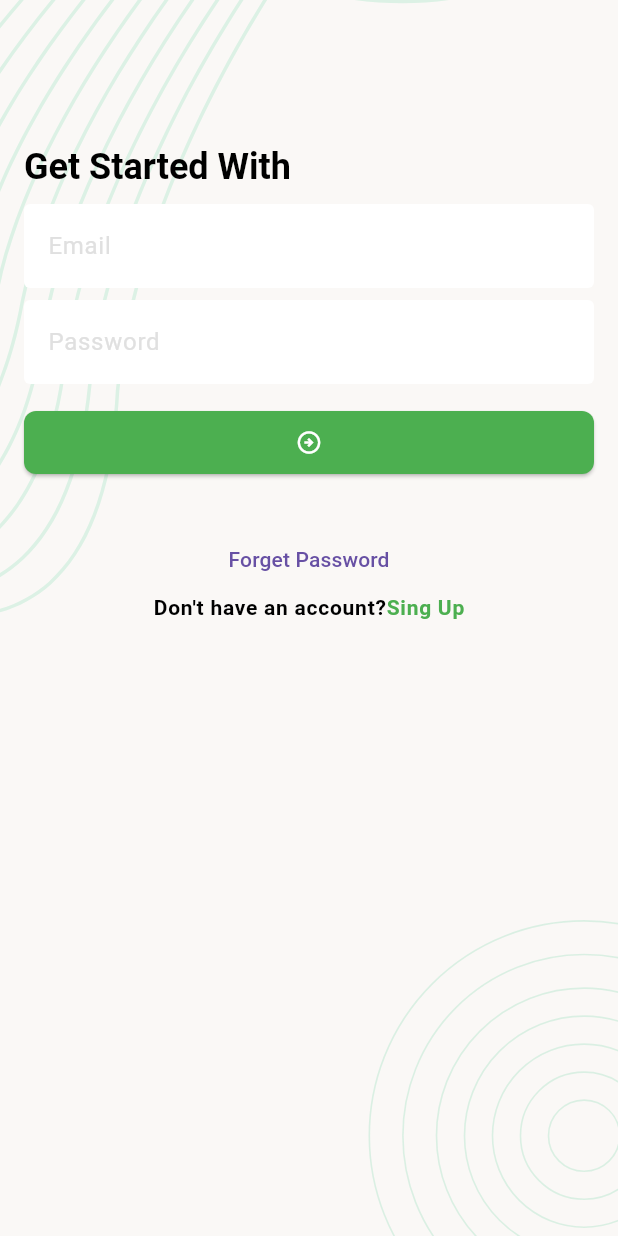
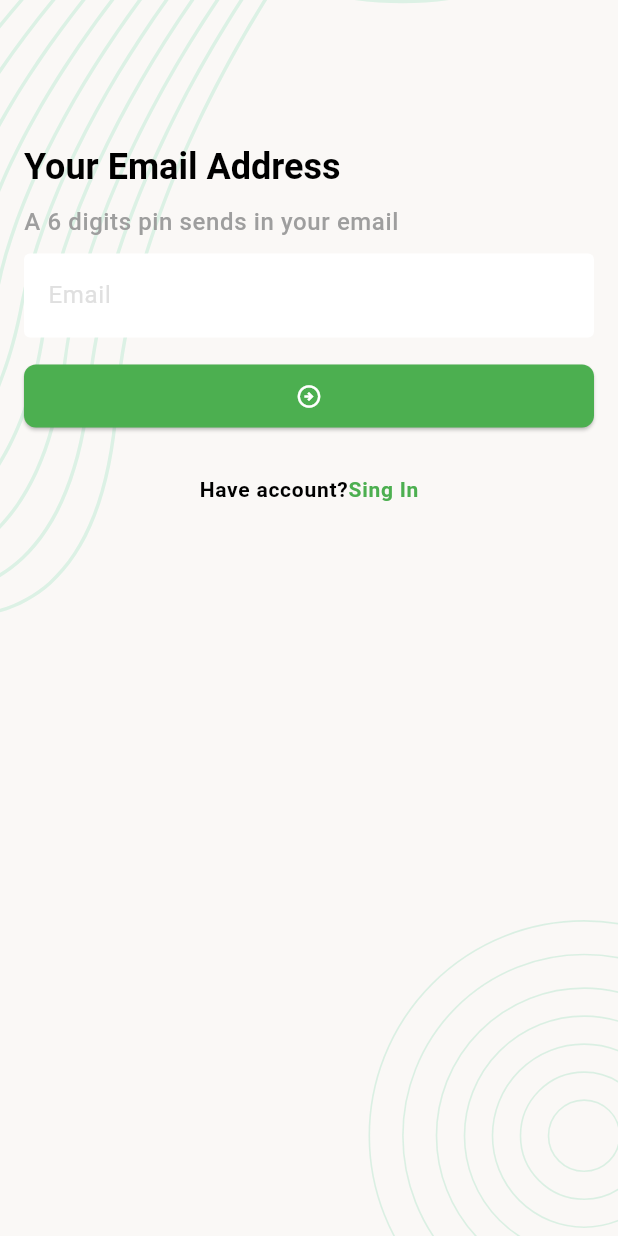
Before and after one commit to Imon13/newtaskmaneger, a Flutter app: the screen it shows after launch, after a tap on "Forget Password", on a phone screen of 412 x 824 dp. Run offline on Flutter 3.47's test engine with Material 3 defaults, Android fonts, the phone set to English and light mode, and no system bars; our stand-ins replace flutter_svg.

Commit message:
Initial desing of emailVarification done

```diff
--- a/lib/app.dart
+++ b/lib/app.dart
@@ -32,11 +32,12 @@ class TaskManeger extends StatelessWidget {
           fontWeight: FontWeight.bold,
           color: Colors.black
         ),
-        // titleMedium: TextStyle(
-        //   fontWeight: FontWeight.w400,
-        //   fontSize: 16,
-        //   color: Colors.green
-        // )
+        titleSmall: TextStyle(
+          fontWeight: FontWeight.w500,
+          fontSize: 16,
+          color: Colors.grey,
+          letterSpacing: 0.4
+        )
       ),
 
       elevatedButtonTheme: ElevatedButtonThemeData(
@@ -51,6 +52,15 @@ class TaskManeger extends StatelessWidget {
           )
 
         )
+      ),
+      textButtonTheme: TextButtonThemeData(
+        style: TextButton.styleFrom(
+          foregroundColor: Colors.grey,
+          textStyle: TextStyle(
+            fontSize: 16,
+            fontWeight: FontWeight.w400
+          )
+        )
       )
     );
   }
--- /dev/null
+++ b/lib/ui/sceens/email_varification_sceen.dart
@@ -0,0 +1,92 @@
+import 'package:flutter/gestures.dart';
+import 'package:flutter/material.dart.';
+import 'package:maneger/ui/utility/app_colors.dart';
+import 'package:maneger/ui/weidgets/background_weidgets.dart';
+
+class EmailVarificationSceen extends StatefulWidget {
+  const EmailVarificationSceen({super.key});
+
+  @override
+  State<EmailVarificationSceen> createState() => _SingInSceenState();
+}
+
+class _SingInSceenState extends State<EmailVarificationSceen> {
+  final TextEditingController _emailTEcontroller = TextEditingController();
+
+
+  @override
+  Widget build(BuildContext context) {
+    return Scaffold(
+      body: BackgroundWeidgets(child:
+      SafeArea(child: SingleChildScrollView(
+        child: Padding(
+          padding: const EdgeInsets.all(16.0),
+          child: Column(
+            crossAxisAlignment: CrossAxisAlignment.start,
+            children: [
+              const SizedBox(height: 80,),
+              Text("Your Email Address",style: Theme.of(context).textTheme.titleLarge,),
+              SizedBox(height: 10,),
+              Text("A 6 digits pin sends in your email",style: Theme.of(context).textTheme.titleSmall,),
+              SizedBox(height: 10,),
+              TextFormField(
+                controller: _emailTEcontroller,
+                keyboardType: TextInputType.emailAddress,
+                decoration: InputDecoration(
+                    hintText: 'Email'
+                ),
+
+              ),
+
+              SizedBox(height: 15,),
+              ElevatedButton(onPressed: (){},
+                  child: Icon(Icons.arrow_circle_right_outlined)
+              ),
+              const SizedBox(height: 30,),
+              _buildBackToSingInSceen(),
+
+
+            ],
+          ),
+        ),
+      ))),
+    );
+  }
+
+  Widget  _buildBackToSingInSceen() {
+    return Center(
+      child:
+      RichText(text:TextSpan(
+          style: TextStyle(
+              color: Colors.black,
+              fontWeight: FontWeight.w600,
+              letterSpacing: 0.5
+          ),
+          text: "Have account?",
+          children: [
+            TextSpan(
+                style: TextStyle(
+                  color: AppColors.themeColor,
+
+                ),
+                text: "Sing In",
+                recognizer: TapGestureRecognizer()..onTap=(){
+                  _onTapSingIn();
+                }
+            )
+          ]
+      )),
+
+    );
+  }
+  void _onTapSingIn(){
+    Navigator.pop(context);
+  }
+  @override
+
+  void dispose() {
+    super.dispose();
+    _emailTEcontroller.dispose();
+
+  }
+}
--- a/lib/ui/sceens/sing_in_sceen.dart
+++ b/lib/ui/sceens/sing_in_sceen.dart
@@ -1,5 +1,7 @@
 import 'package:flutter/gestures.dart';
 import 'package:flutter/material.dart.';
+import 'package:maneger/ui/sceens/email_varification_sceen.dart';
+import 'package:maneger/ui/sceens/sing_up_sceen.dart';
 import 'package:maneger/ui/utility/app_colors.dart';
 import 'package:maneger/ui/weidgets/background_weidgets.dart';
 
@@ -13,6 +15,8 @@ class SingInSceen extends StatefulWidget {
 class _SingInSceenState extends State<SingInSceen> {
   final TextEditingController _emailTEcontroller = TextEditingController();
   final TextEditingController _passwordTEcontroller = TextEditingController();
+
+
 
   @override
   Widget build(BuildContext context) {
@@ -29,6 +33,7 @@ class _SingInSceenState extends State<SingInSceen> {
               SizedBox(height: 10,),
               TextFormField(
                 controller: _emailTEcontroller,
+                keyboardType: TextInputType.emailAddress,
                 decoration: InputDecoration(
                   hintText: 'Email'
                 ),
@@ -50,7 +55,9 @@ class _SingInSceenState extends State<SingInSceen> {
               Center(
                 child: Column(
                   children: [
-                    TextButton(onPressed: (){},
+                    TextButton(onPressed: (){
+                      _onTapForgotPassword();
+                    },
                         child: Text('Forget Password')),
                     RichText(text:TextSpan(
                       style: TextStyle(
@@ -67,7 +74,8 @@ class _SingInSceenState extends State<SingInSceen> {
                           ),
                           text: "Sing Up",
                           recognizer: TapGestureRecognizer()..onTap=(){
-                            print('hello');
+                            _onTapSingUpButton();
+
                           }
                         )
                       ]
@@ -82,6 +90,12 @@ class _SingInSceenState extends State<SingInSceen> {
       ))),
     );
   }
+  void _onTapSingUpButton() {
+    Navigator.push(context, MaterialPageRoute(builder: (context)=>SingUpSceen()));
+  }
+  void _onTapForgotPassword() {
+    Navigator.push(context, MaterialPageRoute(builder: (context)=>EmailVarificationSceen()));
+  }
   @override
   void dispose() {
     super.dispose();
```
Also changed, not shown: lib/ui/sceens/sing_up_sceen.dart (added, +128 -0 lines).
